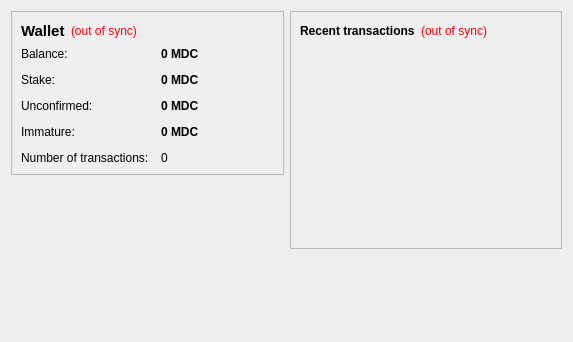
The window that src/qt/forms/overviewpage.ui (mysatweb/mysat) describes before a commit, drawn with Qt 5.
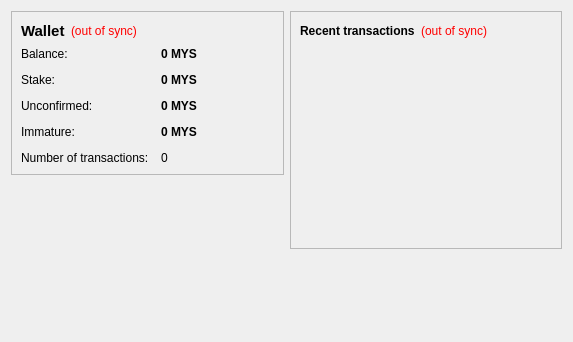
The same window after the commit. Icons and pictures are not drawn.

Patch:
```diff
--- a/src/qt/forms/overviewpage.ui
+++ b/src/qt/forms/overviewpage.ui
@@ -105,7 +105,7 @@
              <string>Your current balance</string>
             </property>
             <property name="text">
-             <string notr="true">0 MDC</string>
+             <string notr="true">0 MYS</string>
             </property>
             <property name="textInteractionFlags">
              <set>Qt::LinksAccessibleByMouse|Qt::TextSelectableByKeyboard|Qt::TextSelectableByMouse</set>
@@ -134,7 +134,7 @@
              <string>Total of coins that was staked, and do not yet count toward the current balance</string>
             </property>
             <property name="text">
-             <string notr="true">0 MDC</string>
+             <string notr="true">0 MYS</string>
             </property>
             <property name="textInteractionFlags">
              <set>Qt::LinksAccessibleByMouse|Qt::TextSelectableByKeyboard|Qt::TextSelectableByMouse</set>
@@ -163,7 +163,7 @@
              <string>Total of transactions that have yet to be confirmed, and do not yet count toward the current balance</string>
             </property>
             <property name="text">
-             <string notr="true">0 MDC</string>
+             <string notr="true">0 MYS</string>
             </property>
             <property name="textInteractionFlags">
              <set>Qt::LinksAccessibleByMouse|Qt::TextSelectableByKeyboard|Qt::TextSelectableByMouse</set>
@@ -189,7 +189,7 @@
              <string>Mined balance that has not yet matured</string>
             </property>
             <property name="text">
-             <string notr="true">0 MDC</string>
+             <string notr="true">0 MYS</string>
             </property>
             <property name="textInteractionFlags">
              <set>Qt::LinksAccessibleByMouse|Qt::TextSelectableByKeyboard|Qt::TextSelectableByMouse</set>
```
Left out of the diff: 4 changed lines with no effect on the pictures.
